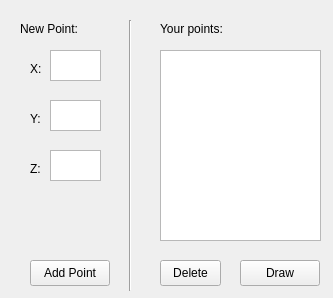
This is sgi/qt_designer/new_wireframe.ui in lzacchi/INE5420 as Qt 5 draws it before an edit. The edited form follows.
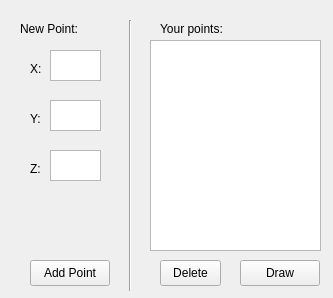
This is the edited form.

Commit message: Replace text browser with list widget in 'new wireframe window'; implement add point functionality

Diff of the .ui file:
```diff
--- a/sgi/qt_designer/new_wireframe.ui
+++ b/sgi/qt_designer/new_wireframe.ui
@@ -85,16 +85,6 @@
     <string>Add Point</string>
    </property>
   </widget>
-  <widget class="QTextBrowser" name="new_form_points_list_browser">
-   <property name="geometry">
-    <rect>
-     <x>160</x>
-     <y>50</y>
-     <width>161</width>
-     <height>191</height>
-    </rect>
-   </property>
-  </widget>
   <widget class="QLabel" name="new_form_points_list_label">
    <property name="geometry">
     <rect>
@@ -170,6 +160,16 @@
     <string>Delete</string>
    </property>
   </widget>
+  <widget class="QListWidget" name="new_form_points_list_widget">
+   <property name="geometry">
+    <rect>
+     <x>150</x>
+     <y>40</y>
+     <width>171</width>
+     <height>211</height>
+    </rect>
+   </property>
+  </widget>
  </widget>
  <resources/>
  <connections/>
```
The commit also changes 2 other files.
